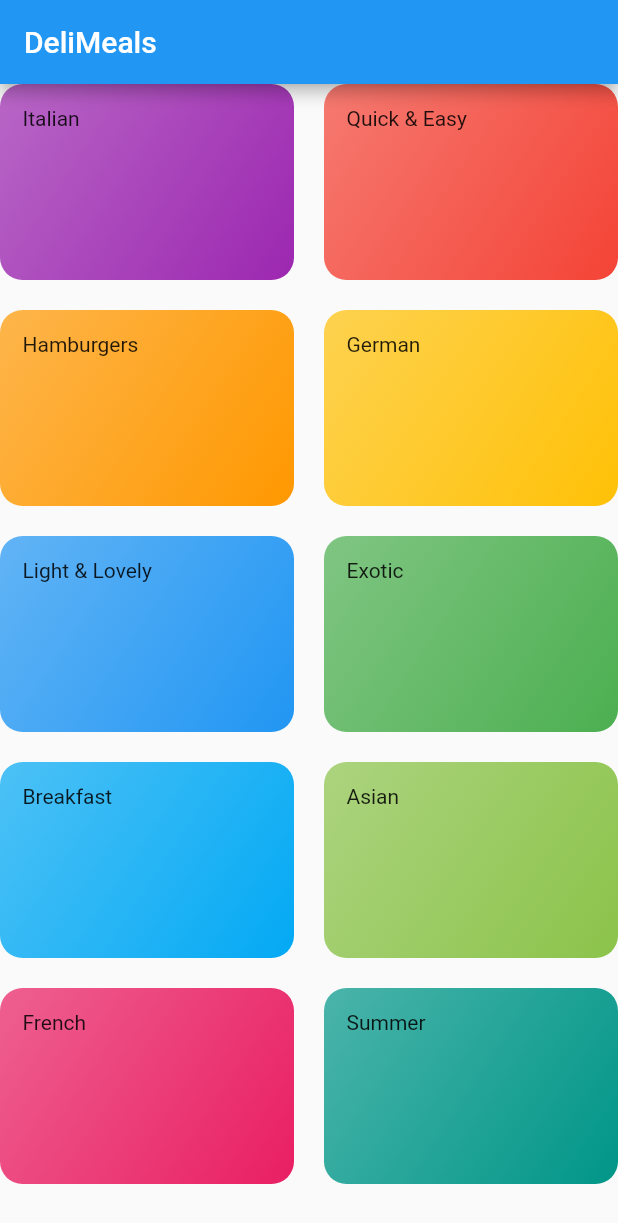
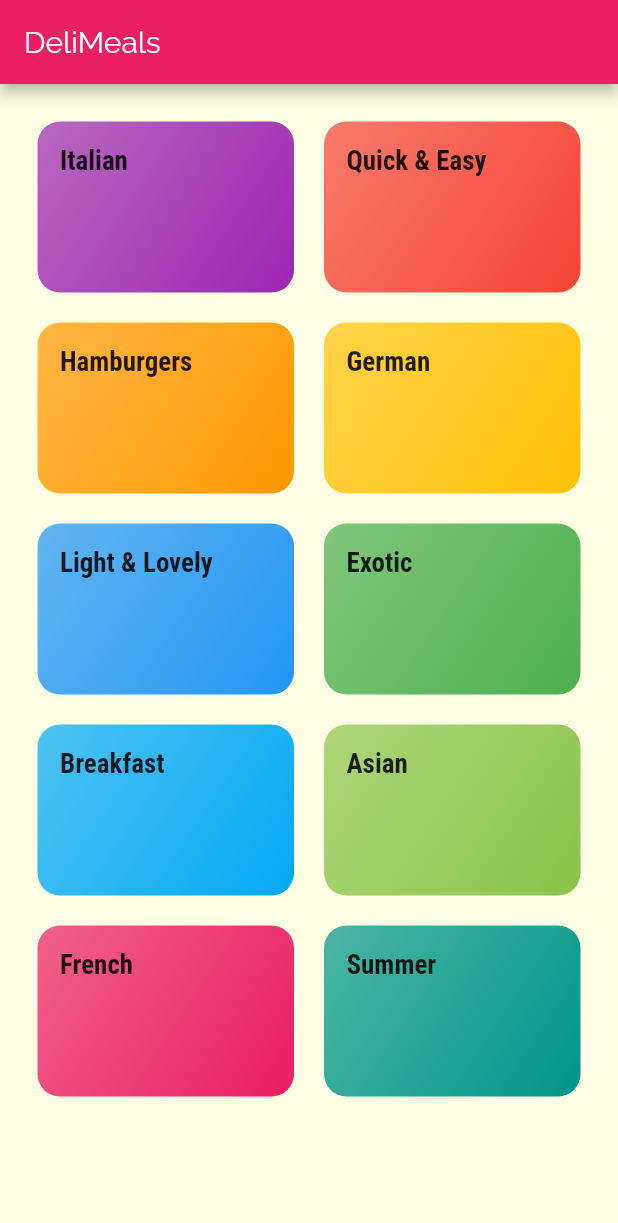
Before and after one commit to bigpel66/Flutter_Practice, a Flutter app: the screen it shows after launch, on a phone screen of 412 x 824 dp. Shown: the top 1223 px of the screen. Run offline on Flutter 3.47's test engine with Material 2 defaults, Android fonts, the phone set to English and light mode, and no system bars.

Commit message:
theme added & changed to material app design

```diff
--- a/Udemy/Learn Flutter & Dart to Build iOS & Android Apps/Section 07/flutter_meals_app/lib/categories_screen.dart
+++ b/Udemy/Learn Flutter & Dart to Build iOS & Android Apps/Section 07/flutter_meals_app/lib/categories_screen.dart
@@ -6,6 +6,7 @@ class CategoriesScreen extends StatelessWidget {
   @override
   Widget build(BuildContext context) {
     return GridView(
+      padding: const EdgeInsets.all(25),
       children: DUMMY_CATEGORIES.map((data) {
         return CategoryItem(title: data.title, color: data.color);
       }).toList(),
--- a/Udemy/Learn Flutter & Dart to Build iOS & Android Apps/Section 07/flutter_meals_app/lib/category_item.dart
+++ b/Udemy/Learn Flutter & Dart to Build iOS & Android Apps/Section 07/flutter_meals_app/lib/category_item.dart
@@ -10,7 +10,10 @@ class CategoryItem extends StatelessWidget {
   Widget build(BuildContext context) {
     return Container(
       padding: const EdgeInsets.all(15),
-      child: Text(title),
+      child: Text(
+        title,
+        style: Theme.of(context).textTheme.title,
+      ),
       decoration: BoxDecoration(
         gradient: LinearGradient(
           colors: [
--- a/Udemy/Learn Flutter & Dart to Build iOS & Android Apps/Section 07/flutter_meals_app/lib/main.dart
+++ b/Udemy/Learn Flutter & Dart to Build iOS & Android Apps/Section 07/flutter_meals_app/lib/main.dart
@@ -8,50 +8,15 @@ void main() {
 }
 
 class MyApp extends StatelessWidget {
-  Widget _buildMaterialApp() {
-    return MaterialApp(
-      title: 'Practice with Udemy',
-      home: MyHomePage(),
-      theme: ThemeData(
-        primarySwatch: Colors.blue,
-      ),
-      // routes: {
-      //   '': ,
-      //   '': ,
-      // },
-    );
-  }
-
-  Widget _buildCupertinoApp() {
-    return CupertinoApp(
-      title: 'Practice with Udemy',
-      home: MyHomePage(),
-    );
-  }
-
-  @override
-  Widget build(BuildContext context) {
-    // return Platform.isIOS ? _buildCupertinoApp() : _buildMaterialApp();
-
-    return _buildMaterialApp();
-  }
-}
-
-class MyHomePage extends StatefulWidget {
-  @override
-  _MyHomePageState createState() => _MyHomePageState();
-}
-
-class _MyHomePageState extends State<MyHomePage> {
   Widget _buildAppBar() {
     return AppBar(
-      title: Text('DeliMeals'),
+      title: const Text('DeliMeals'),
     );
   }
 
   Widget _buildCupertinoNavigationBar() {
     return CupertinoNavigationBar(
-      middle: Text('DeliMeals'),
+      middle: const Text('DeliMeals'),
     );
   }
 
@@ -73,17 +38,48 @@ class _MyHomePageState extends State<MyHomePage> {
     );
   }
 
+  Widget _buildMaterialApp(PreferredSizeWidget appBar) {
+    return MaterialApp(
+      title: 'Practice with Udemy',
+      home: _buildScaffold(appBar),
+      theme: ThemeData(
+        primarySwatch: Colors.pink,
+        accentColor: Colors.amber,
+        canvasColor: Color.fromRGBO(255, 254, 229, 1),
+        fontFamily: 'Raleway',
+        textTheme: ThemeData.light().textTheme.copyWith(
+              body1: TextStyle(color: Color.fromRGBO(20, 51, 51, 1)),
+              body2: TextStyle(color: Color.fromRGBO(20, 51, 51, 1)),
+              title: TextStyle(
+                fontSize: 18,
+                fontFamily: 'RobotoCondensed',
+                fontWeight: FontWeight.bold,
+              ),
+            ),
+      ),
+      // routes: {
+      //   '': ,
+      //   '': ,
+      // },
+    );
+  }
+
+  Widget _buildCupertinoApp(PreferredSizeWidget appBar) {
+    return CupertinoApp(
+      title: 'Practice with Udemy',
+      home: _buildCupertinoPageScaffold(appBar),
+    );
+  }
+
   @override
   Widget build(BuildContext context) {
-    final PreferredSizeWidget appBar =
-        Platform.isIOS ? _buildCupertinoNavigationBar() : _buildAppBar();
+    // final PreferredSizeWidget appBar =
+    //     Platform.isIOS ? _buildCupertinoNavigationBar() : _buildAppBar();
 
-    final mediaQuery = MediaQuery.of(context);
+    final PreferredSizeWidget appBar = _buildAppBar();
 
-    // return Platform.isIOS
-    //     ? _buildCupertinoPageScaffold(appBar)
-    //     : _buildScaffold(appBar);
+    // return Platform.isIOS ? _buildCupertinoApp(appBar) : _buildMaterialApp(appBar);
 
-    return _buildScaffold(appBar);
+    return _buildMaterialApp(appBar);
   }
 }
```
Also changed, not shown: Udemy/Learn Flutter & Dart to Build iOS & Android Apps/Section 07/flutter_meals_app/pubspec.yaml (+18 -0 lines), Udemy/Learn Flutter & Dart to Build iOS & Android Apps/Section 07/flutter_meals_app/assets/fonts/Raleway-Black.ttf (added), Udemy/Learn Flutter & Dart to Build iOS & Android Apps/Section 07/flutter_meals_app/assets/fonts/Raleway-Bold.ttf (added), Udemy/Learn Flutter & Dart to Build iOS & Android Apps/Section 07/flutter_meals_app/assets/fonts/Raleway-Regular.ttf (added), Udemy/Learn Flutter & Dart to Build iOS & Android Apps/Section 07/flutter_meals_app/assets/fonts/RobotoCondensed-Bold.ttf (added), Udemy/Learn Flutter & Dart to Build iOS & Android Apps/Section 07/flutter_meals_app/assets/fonts/RobotoCondensed-Italic.ttf (added), Udemy/Learn Flutter & Dart to Build iOS & Android Apps/Section 07/flutter_meals_app/assets/fonts/RobotoCondensed-Light.ttf (added), Udemy/Learn Flutter & Dart to Build iOS & Android Apps/Section 07/flutter_meals_app/assets/fonts/RobotoCondensed-Regular.ttf (added), 4 other files.
